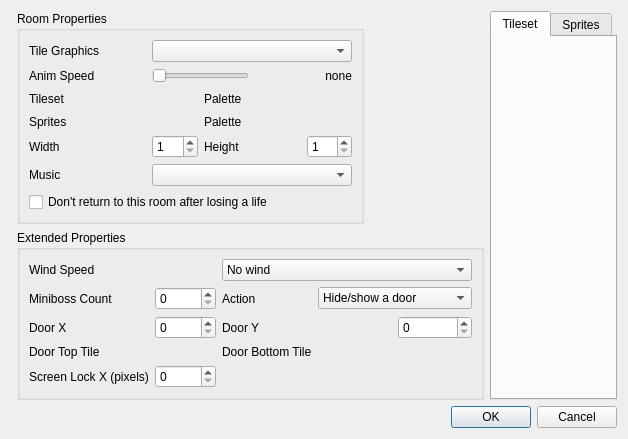
Qt form src/propertieswindow.ui (devinacker/kale) before a commit.
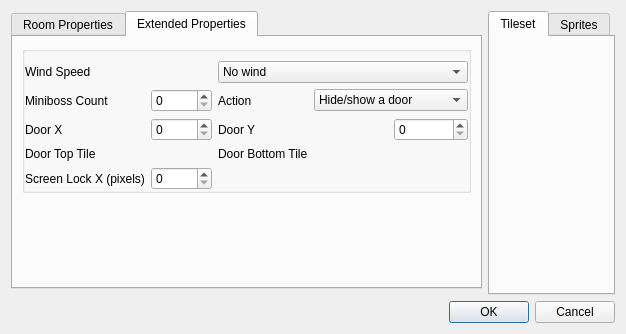
The same form after that commit. The open tabs and pages were chosen to show the change. Icons and pictures are not drawn.

Commit message: load both new and original extra data

Diff of the .ui file:
```diff
--- a/src/propertieswindow.ui
+++ b/src/propertieswindow.ui
@@ -30,274 +30,39 @@
    <property name="sizeConstraint">
     <enum>QLayout::SetFixedSize</enum>
    </property>
-   <item row="2" column="0" colspan="3">
-    <widget class="QDialogButtonBox" name="buttonBox">
-     <property name="sizePolicy">
-      <sizepolicy hsizetype="MinimumExpanding" vsizetype="Fixed">
-       <horstretch>0</horstretch>
-       <verstretch>0</verstretch>
-      </sizepolicy>
-     </property>
-     <property name="orientation">
-      <enum>Qt::Horizontal</enum>
-     </property>
-     <property name="standardButtons">
-      <set>QDialogButtonBox::Cancel|QDialogButtonBox::Ok</set>
-     </property>
-    </widget>
-   </item>
-   <item row="1" column="1">
-    <widget class="QGroupBox" name="groupBox_Extra">
-     <property name="title">
-      <string>Extended Properties</string>
-     </property>
-     <layout class="QGridLayout" name="gridLayout_Extra">
-      <item row="2" column="1">
-       <widget class="QSpinBox" name="spinBox_DoorX">
-        <property name="sizePolicy">
-         <sizepolicy hsizetype="MinimumExpanding" vsizetype="Fixed">
-          <horstretch>0</horstretch>
-          <verstretch>0</verstretch>
-         </sizepolicy>
-        </property>
-        <property name="maximum">
-         <number>254</number>
-        </property>
-       </widget>
-      </item>
-      <item row="1" column="1">
-       <widget class="QSpinBox" name="spinBox_BossCount">
-        <property name="sizePolicy">
-         <sizepolicy hsizetype="MinimumExpanding" vsizetype="Fixed">
-          <horstretch>0</horstretch>
-          <verstretch>0</verstretch>
-         </sizepolicy>
-        </property>
-       </widget>
-      </item>
-      <item row="2" column="2">
-       <widget class="QLabel" name="label_5">
-        <property name="text">
-         <string>Door Y</string>
-        </property>
-       </widget>
-      </item>
-      <item row="3" column="2">
-       <widget class="QLabel" name="label_7">
-        <property name="text">
-         <string>Door Bottom Tile</string>
-        </property>
-       </widget>
-      </item>
-      <item row="4" column="0">
-       <widget class="QLabel" name="label_8">
-        <property name="text">
-         <string>Screen Lock X (pixels)</string>
-        </property>
-       </widget>
-      </item>
-      <item row="0" column="1">
-       <spacer name="horizontalSpacer_3">
-        <property name="orientation">
-         <enum>Qt::Horizontal</enum>
-        </property>
-        <property name="sizeType">
-         <enum>QSizePolicy::Preferred</enum>
-        </property>
-        <property name="sizeHint" stdset="0">
-         <size>
-          <width>40</width>
-          <height>20</height>
-         </size>
-        </property>
-       </spacer>
-      </item>
       <item row="0" column="0">
-       <widget class="QLabel" name="label">
-        <property name="text">
-         <string>Wind Speed</string>
-        </property>
-       </widget>
-      </item>
-      <item row="1" column="0">
-       <widget class="QLabel" name="label_2">
-        <property name="text">
-         <string>Miniboss Count</string>
-        </property>
-       </widget>
-      </item>
-      <item row="2" column="4">
-       <widget class="QSpinBox" name="spinBox_DoorY">
-        <property name="sizePolicy">
-         <sizepolicy hsizetype="MinimumExpanding" vsizetype="Fixed">
-          <horstretch>0</horstretch>
-          <verstretch>0</verstretch>
-         </sizepolicy>
-        </property>
-        <property name="maximum">
-         <number>255</number>
-        </property>
-       </widget>
-      </item>
-      <item row="1" column="2">
-       <widget class="QLabel" name="label_4">
-        <property name="text">
-         <string>Action</string>
-        </property>
-       </widget>
-      </item>
-      <item row="3" column="0">
-       <widget class="QLabel" name="label_6">
-        <property name="text">
-         <string>Door Top Tile</string>
-        </property>
-       </widget>
-      </item>
-      <item row="0" column="2" colspan="3">
-       <widget class="QComboBox" name="comboBox_Wind">
-        <item>
-         <property name="text">
-          <string>No wind</string>
-         </property>
-        </item>
-        <item>
-         <property name="text">
-          <string>Upward, weak</string>
-         </property>
-        </item>
-        <item>
-         <property name="text">
-          <string>Upward, normal</string>
-         </property>
-        </item>
-        <item>
-         <property name="text">
-          <string>Upward, strong</string>
-         </property>
-        </item>
-        <item>
-         <property name="text">
-          <string>Right, weak</string>
-         </property>
-        </item>
-        <item>
-         <property name="text">
-          <string>Right, normal</string>
-         </property>
-        </item>
-        <item>
-         <property name="text">
-          <string>Right, strong</string>
-         </property>
-        </item>
-        <item>
-         <property name="text">
-          <string>Downward, weak</string>
-         </property>
-        </item>
-        <item>
-         <property name="text">
-          <string>Downward, normal</string>
-         </property>
-        </item>
-        <item>
-         <property name="text">
-          <string>Downward, strong</string>
-         </property>
-        </item>
-        <item>
-         <property name="text">
-          <string>Left, weak</string>
-         </property>
-        </item>
-        <item>
-         <property name="text">
-          <string>Left, normal</string>
-         </property>
-        </item>
-        <item>
-         <property name="text">
-          <string>Left, strong</string>
-         </property>
-        </item>
-       </widget>
-      </item>
-      <item row="4" column="1">
-       <widget class="QSpinBox" name="spinBox_ScreenLock">
-        <property name="sizePolicy">
-         <sizepolicy hsizetype="MinimumExpanding" vsizetype="Fixed">
-          <horstretch>0</horstretch>
-          <verstretch>0</verstretch>
-         </sizepolicy>
-        </property>
-        <property name="maximum">
-         <number>65535</number>
-        </property>
-        <property name="singleStep">
-         <number>16</number>
-        </property>
-       </widget>
-      </item>
-      <item row="2" column="0">
-       <widget class="QLabel" name="label_3">
-        <property name="text">
-         <string>Door X</string>
-        </property>
-       </widget>
-      </item>
-      <item row="2" column="3">
-       <spacer name="horizontalSpacer_4">
-        <property name="orientation">
-         <enum>Qt::Horizontal</enum>
-        </property>
-        <property name="sizeHint" stdset="0">
-         <size>
-          <width>40</width>
-          <height>20</height>
-         </size>
-        </property>
-       </spacer>
-      </item>
-      <item row="1" column="3" colspan="2">
-       <widget class="QComboBox" name="comboBox_BossAct">
-        <item>
-         <property name="text">
-          <string>Hide/show a door</string>
-         </property>
-        </item>
-        <item>
-         <property name="text">
-          <string>Lock/unlock the screen</string>
-         </property>
-        </item>
-       </widget>
-      </item>
-     </layout>
-    </widget>
-   </item>
-   <item row="0" column="1">
-    <widget class="QGroupBox" name="groupBox_Level">
-     <property name="sizePolicy">
-      <sizepolicy hsizetype="Expanding" vsizetype="Preferred">
-       <horstretch>0</horstretch>
-       <verstretch>0</verstretch>
-      </sizepolicy>
-     </property>
-     <property name="title">
+    <widget class="QTabWidget" name="tabWidget_Properties">
+     <property name="currentIndex">
+      <number>0</number>
+     </property>
+     <widget class="QWidget" name="roomTab">
+      <attribute name="title">
       <string>Room Properties</string>
+      </attribute>
+      <layout class="QGridLayout" name="gridLayout_2">
+       <item row="0" column="1">
+        <widget class="QGroupBox" name="groupBox_Level">
+         <property name="title">
+          <string/>
      </property>
      <property name="alignment">
       <set>Qt::AlignLeading|Qt::AlignLeft|Qt::AlignTop</set>
      </property>
      <property name="flat">
-      <bool>false</bool>
+          <bool>true</bool>
      </property>
      <property name="checkable">
       <bool>false</bool>
      </property>
      <layout class="QGridLayout" name="gridLayout_Room">
-      <property name="sizeConstraint">
-       <enum>QLayout::SetFixedSize</enum>
+          <property name="leftMargin">
+           <number>0</number>
+          </property>
+          <property name="rightMargin">
+           <number>0</number>
+          </property>
+          <property name="bottomMargin">
+           <number>0</number>
       </property>
       <item row="2" column="3">
        <widget class="QLabel" name="label_TilePalette">
@@ -531,12 +296,6 @@
       </item>
       <item row="0" column="2" colspan="4">
        <widget class="QComboBox" name="comboBox_TileGFX">
-        <property name="minimumSize">
-         <size>
-          <width>200</width>
-          <height>0</height>
-         </size>
-        </property>
         <property name="sizeAdjustPolicy">
          <enum>QComboBox::AdjustToContentsOnFirstShow</enum>
         </property>
@@ -545,8 +304,305 @@
      </layout>
     </widget>
    </item>
-   <item row="0" column="2" rowspan="2">
-    <widget class="QTabWidget" name="tabWidget">
+       <item row="1" column="1">
+        <spacer name="verticalSpacer_2">
+         <property name="orientation">
+          <enum>Qt::Vertical</enum>
+         </property>
+         <property name="sizeHint" stdset="0">
+          <size>
+           <width>20</width>
+           <height>40</height>
+          </size>
+         </property>
+        </spacer>
+       </item>
+      </layout>
+     </widget>
+     <widget class="QWidget" name="extraTab">
+      <attribute name="title">
+       <string>Extended Properties</string>
+      </attribute>
+      <layout class="QGridLayout" name="gridLayout">
+       <item row="0" column="0">
+        <widget class="QGroupBox" name="groupBox_Extra">
+         <property name="enabled">
+          <bool>true</bool>
+         </property>
+         <property name="title">
+          <string/>
+         </property>
+         <property name="flat">
+          <bool>true</bool>
+         </property>
+         <layout class="QGridLayout" name="gridLayout_Extra">
+          <property name="leftMargin">
+           <number>0</number>
+          </property>
+          <property name="rightMargin">
+           <number>0</number>
+          </property>
+          <property name="bottomMargin">
+           <number>0</number>
+          </property>
+          <item row="4" column="0">
+           <widget class="QLabel" name="label_8">
+            <property name="text">
+             <string>Screen Lock X (pixels)</string>
+            </property>
+           </widget>
+          </item>
+          <item row="1" column="2">
+           <widget class="QLabel" name="label_4">
+            <property name="text">
+             <string>Action</string>
+            </property>
+           </widget>
+          </item>
+          <item row="3" column="0">
+           <widget class="QLabel" name="label_6">
+            <property name="text">
+             <string>Door Top Tile</string>
+            </property>
+           </widget>
+          </item>
+          <item row="2" column="4">
+           <widget class="QSpinBox" name="spinBox_DoorY">
+            <property name="sizePolicy">
+             <sizepolicy hsizetype="MinimumExpanding" vsizetype="Fixed">
+              <horstretch>0</horstretch>
+              <verstretch>0</verstretch>
+             </sizepolicy>
+            </property>
+            <property name="maximum">
+             <number>255</number>
+            </property>
+           </widget>
+          </item>
+          <item row="1" column="3" colspan="2">
+           <widget class="QComboBox" name="comboBox_BossAct">
+            <item>
+             <property name="text">
+              <string>Hide/show a door</string>
+             </property>
+            </item>
+            <item>
+             <property name="text">
+              <string>Lock/unlock the screen</string>
+             </property>
+            </item>
+           </widget>
+          </item>
+          <item row="2" column="3">
+           <spacer name="horizontalSpacer_4">
+            <property name="orientation">
+             <enum>Qt::Horizontal</enum>
+            </property>
+            <property name="sizeHint" stdset="0">
+             <size>
+              <width>40</width>
+              <height>20</height>
+             </size>
+            </property>
+           </spacer>
+          </item>
+          <item row="1" column="0">
+           <widget class="QLabel" name="label_2">
+            <property name="text">
+             <string>Miniboss Count</string>
+            </property>
+           </widget>
+          </item>
+          <item row="2" column="1">
+           <widget class="QSpinBox" name="spinBox_DoorX">
+            <property name="sizePolicy">
+             <sizepolicy hsizetype="MinimumExpanding" vsizetype="Fixed">
+              <horstretch>0</horstretch>
+              <verstretch>0</verstretch>
+             </sizepolicy>
+            </property>
+            <property name="maximum">
+             <number>254</number>
+            </property>
+           </widget>
+          </item>
+          <item row="0" column="0">
+           <widget class="QLabel" name="label">
+            <property name="text">
+             <string>Wind Speed</string>
+            </property>
+           </widget>
+          </item>
+          <item row="3" column="2">
+           <widget class="QLabel" name="label_7">
+            <property name="text">
+             <string>Door Bottom Tile</string>
+            </property>
+           </widget>
+          </item>
+          <item row="0" column="2" colspan="3">
+           <widget class="QComboBox" name="comboBox_Wind">
+            <item>
+             <property name="text">
+              <string>No wind</string>
+             </property>
+            </item>
+            <item>
+             <property name="text">
+              <string>Upward, weak</string>
+             </property>
+            </item>
+            <item>
+             <property name="text">
+              <string>Upward, normal</string>
+             </property>
+            </item>
+            <item>
+             <property name="text">
+              <string>Upward, strong</string>
+             </property>
+            </item>
+            <item>
+             <property name="text">
+              <string>Right, weak</string>
+             </property>
+            </item>
+            <item>
+             <property name="text">
+              <string>Right, normal</string>
+             </property>
+            </item>
+            <item>
+             <property name="text">
+              <string>Right, strong</string>
+             </property>
+            </item>
+            <item>
+             <property name="text">
+              <string>Downward, weak</string>
+             </property>
+            </item>
+            <item>
+             <property name="text">
+              <string>Downward, normal</string>
+             </property>
+            </item>
+            <item>
+             <property name="text">
+              <string>Downward, strong</string>
+             </property>
+            </item>
+            <item>
+             <property name="text">
+              <string>Left, weak</string>
+             </property>
+            </item>
+            <item>
+             <property name="text">
+              <string>Left, normal</string>
+             </property>
+            </item>
+            <item>
+             <property name="text">
+              <string>Left, strong</string>
+             </property>
+            </item>
+           </widget>
+          </item>
+          <item row="0" column="1">
+           <spacer name="horizontalSpacer_3">
+            <property name="orientation">
+             <enum>Qt::Horizontal</enum>
+            </property>
+            <property name="sizeType">
+             <enum>QSizePolicy::Preferred</enum>
+            </property>
+            <property name="sizeHint" stdset="0">
+             <size>
+              <width>40</width>
+              <height>20</height>
+             </size>
+            </property>
+           </spacer>
+          </item>
+          <item row="2" column="0">
+           <widget class="QLabel" name="label_3">
+            <property name="text">
+             <string>Door X</string>
+            </property>
+           </widget>
+          </item>
+          <item row="1" column="1">
+           <widget class="QSpinBox" name="spinBox_BossCount">
+            <property name="sizePolicy">
+             <sizepolicy hsizetype="MinimumExpanding" vsizetype="Fixed">
+              <horstretch>0</horstretch>
+              <verstretch>0</verstretch>
+             </sizepolicy>
+            </property>
+           </widget>
+          </item>
+          <item row="2" column="2">
+           <widget class="QLabel" name="label_5">
+            <property name="text">
+             <string>Door Y</string>
+            </property>
+           </widget>
+          </item>
+          <item row="4" column="1">
+           <widget class="QSpinBox" name="spinBox_ScreenLock">
+            <property name="sizePolicy">
+             <sizepolicy hsizetype="MinimumExpanding" vsizetype="Fixed">
+              <horstretch>0</horstretch>
+              <verstretch>0</verstretch>
+             </sizepolicy>
+            </property>
+            <property name="maximum">
+             <number>65535</number>
+            </property>
+            <property name="singleStep">
+             <number>16</number>
+            </property>
+           </widget>
+          </item>
+         </layout>
+        </widget>
+       </item>
+       <item row="1" column="0">
+        <spacer name="verticalSpacer">
+         <property name="orientation">
+          <enum>Qt::Vertical</enum>
+         </property>
+         <property name="sizeHint" stdset="0">
+          <size>
+           <width>20</width>
+           <height>40</height>
+          </size>
+         </property>
+        </spacer>
+       </item>
+      </layout>
+     </widget>
+    </widget>
+   </item>
+   <item row="2" column="0" colspan="2">
+    <widget class="QDialogButtonBox" name="buttonBox">
+     <property name="sizePolicy">
+      <sizepolicy hsizetype="MinimumExpanding" vsizetype="Fixed">
+       <horstretch>0</horstretch>
+       <verstretch>0</verstretch>
+      </sizepolicy>
+     </property>
+     <property name="orientation">
+      <enum>Qt::Horizontal</enum>
+     </property>
+     <property name="standardButtons">
+      <set>QDialogButtonBox::Cancel|QDialogButtonBox::Ok</set>
+     </property>
+    </widget>
+   </item>
+   <item row="0" column="1" rowspan="2">
+    <widget class="QTabWidget" name="tabWidget_View">
      <property name="sizePolicy">
       <sizepolicy hsizetype="Preferred" vsizetype="Preferred">
        <horstretch>0</horstretch>
```
Left out of the diff: 2 changed lines with no effect on the pictures. Lines whose indentation alone changed are shown as unchanged. The commit also changes 4 other files.
